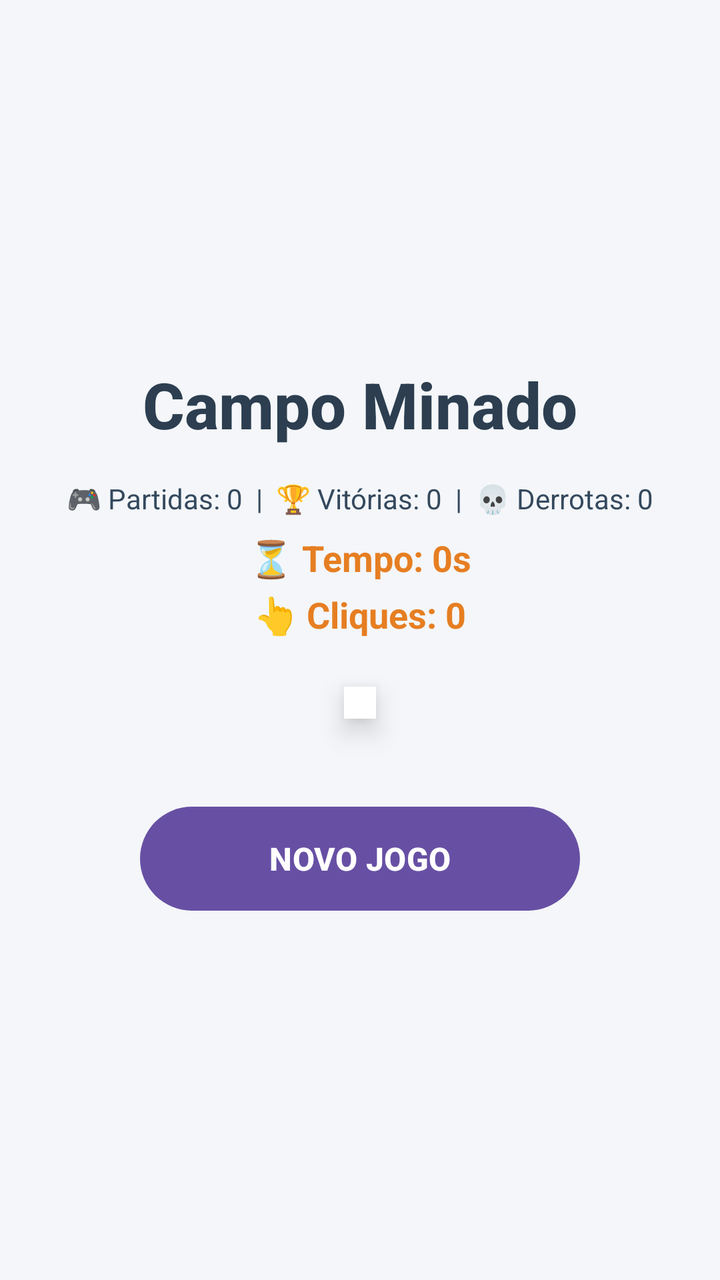
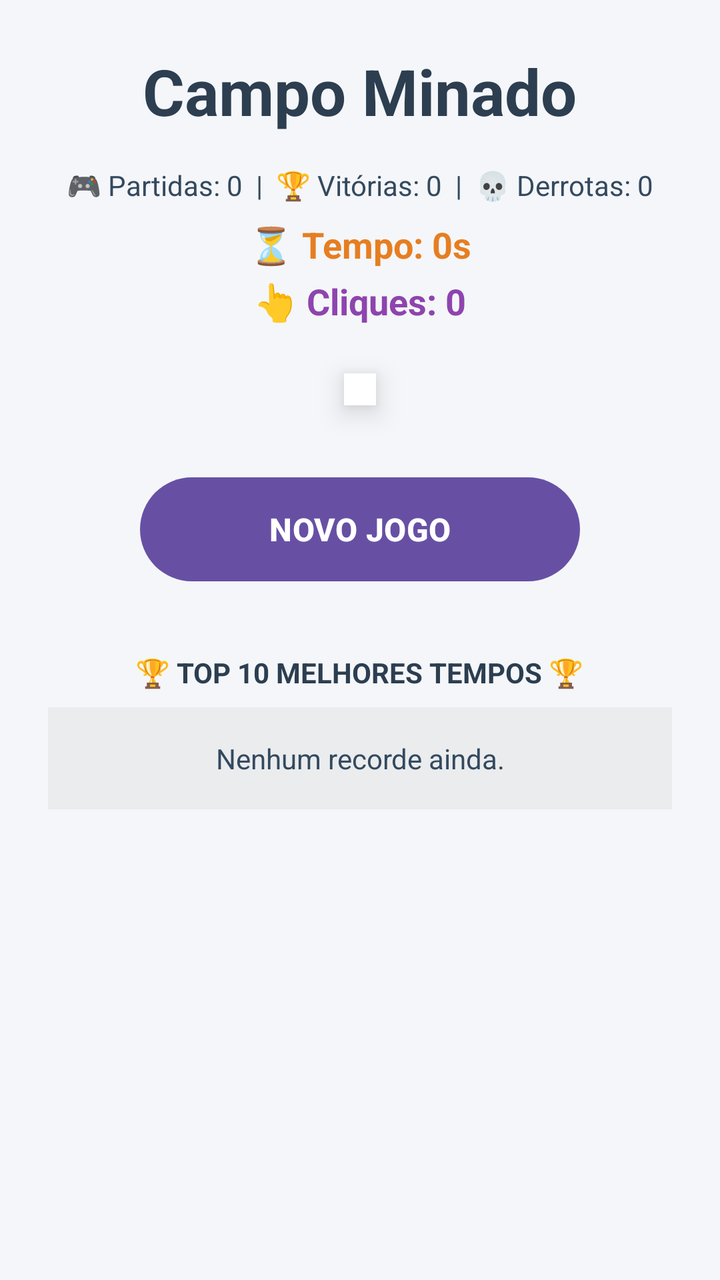

An Android layout rendered at two revisions. The XML below is the earlier revision; the diff shows what the commit changed to produce the second picture.
<!-- AndroidManifest.xml: application theme Theme.CampoMinado -->
<!-- res/layout/activity_main.xml -->
<?xml version="1.0" encoding="utf-8"?>
<LinearLayout xmlns:android="http://schemas.android.com/apk/res/android"
    xmlns:app="http://schemas.android.com/apk/res-auto"
    android:layout_width="match_parent"
    android:layout_height="match_parent"
    android:orientation="vertical"
    android:gravity="center"
    android:background="#F4F6F9"
    android:padding="24dp">

    
    <TextView
        android:id="@+id/tvStatus"
        android:layout_width="wrap_content"
        android:layout_height="wrap_content"
        android:text="Campo Minado"
        android:textColor="#2C3E50"
        android:textSize="32sp"
        android:textStyle="bold"
        android:fontFamily="sans-serif-medium"
        android:layout_marginBottom="16dp"/>

    
    <LinearLayout
        android:layout_width="match_parent"
        android:layout_height="wrap_content"
        android:orientation="vertical"
        android:gravity="center"
        android:layout_marginBottom="24dp">

        <TextView
            android:id="@+id/tvEstatisticas"
            android:layout_width="wrap_content"
            android:layout_height="wrap_content"
            android:text="🎮 Partidas: 0  |  🏆 Vitórias: 0  |  💀 Derrotas: 0"
            android:textSize="14sp"
            android:textColor="#34495E"
            android:layout_marginBottom="8dp"/>

        <TextView
            android:id="@+id/tvTempo"
            android:layout_width="wrap_content"
            android:layout_height="wrap_content"
            android:text="⏳ Tempo: 0s"
            android:textSize="18sp"
            android:textStyle="bold"
            android:textColor="#E67E22"
            android:layout_marginBottom="4dp"/>

        
        <TextView
        android:id="@+id/tvCliques"
        android:layout_width="wrap_content"
        android:layout_height="wrap_content"
        android:text="👆 Cliques: 0"
        android:textSize="18sp"
        android:textStyle="bold"
        android:textColor="#E67E22"/>
    </LinearLayout>

    
    <LinearLayout
        android:layout_width="wrap_content"
        android:layout_height="wrap_content"
        android:background="@android:color/white"
        android:elevation="8dp"
        android:padding="8dp"
        android:orientation="vertical">

        <GridLayout
            android:id="@+id/gridLayout"
            android:layout_width="wrap_content"
            android:layout_height="wrap_content"
            android:rowCount="8"
            android:columnCount="8"
            android:alignmentMode="alignBounds" />
    </LinearLayout>

    
    <com.google.android.material.button.MaterialButton
        android:id="@+id/btnRestart"
        android:layout_width="220dp"
        android:layout_height="60dp"
        android:text="NOVO JOGO"
        android:textSize="16sp"
        android:textStyle="bold"
        app:cornerRadius="30dp"
        android:layout_marginTop="40dp"/>

</LinearLayout>
<!-- resources referenced by this layout -->
<resources>
  <style name="Theme.CampoMinado" parent="Base.Theme.CampoMinado" />
  <style name="Base.Theme.CampoMinado" parent="Theme.Material3.DayNight.NoActionBar">
          
          
      </style>
</resources>

<!-- the commit's change to res/layout/activity_main.xml (unified diff, before → after) -->
@@ -1,90 +1,113 @@
 <?xml version="1.0" encoding="utf-8"?>
-<LinearLayout xmlns:android="http://schemas.android.com/apk/res/android"
+<ScrollView xmlns:android="http://schemas.android.com/apk/res/android"
     xmlns:app="http://schemas.android.com/apk/res-auto"
     android:layout_width="match_parent"
     android:layout_height="match_parent"
-    android:orientation="vertical"
-    android:gravity="center"
-    android:background="#F4F6F9"
-    android:padding="24dp">
+    android:background="#F4F6F9">
 
-    
-    <TextView
-        android:id="@+id/tvStatus"
-        android:layout_width="wrap_content"
-        android:layout_height="wrap_content"
-        android:text="Campo Minado"
-        android:textColor="#2C3E50"
-        android:textSize="32sp"
-        android:textStyle="bold"
-        android:fontFamily="sans-serif-medium"
-        android:layout_marginBottom="16dp"/>
-
-    
     <LinearLayout
         android:layout_width="match_parent"
         android:layout_height="wrap_content"
         android:orientation="vertical"
         android:gravity="center"
-        android:layout_marginBottom="24dp">
+        android:padding="24dp">
 
         <TextView
-            android:id="@+id/tvEstatisticas"
+            android:id="@+id/tvStatus"
             android:layout_width="wrap_content"
             android:layout_height="wrap_content"
-            android:text="🎮 Partidas: 0  |  🏆 Vitórias: 0  |  💀 Derrotas: 0"
-            android:textSize="14sp"
-            android:textColor="#34495E"
+            android:text="Campo Minado"
+            android:textColor="#2C3E50"
+            android:textSize="32sp"
+            android:textStyle="bold"
+            android:layout_marginBottom="16dp"/>
+
+        <LinearLayout
+            android:layout_width="match_parent"
+            android:layout_height="wrap_content"
+            android:orientation="vertical"
+            android:gravity="center"
+            android:layout_marginBottom="24dp">
+
+            <TextView
+                android:id="@+id/tvEstatisticas"
+                android:layout_width="wrap_content"
+                android:layout_height="wrap_content"
+                android:text="🎮 Partidas: 0  |  🏆 Vitórias: 0  |  💀 Derrotas: 0"
+                android:textSize="14sp"
+                android:textColor="#34495E"
+                android:layout_marginBottom="8dp"/>
+
+            <TextView
+                android:id="@+id/tvTempo"
+                android:layout_width="wrap_content"
+                android:layout_height="wrap_content"
+                android:text="⏳ Tempo: 0s"
+                android:textSize="18sp"
+                android:textStyle="bold"
+                android:textColor="#E67E22"
+                android:layout_marginBottom="4dp"/>
+
+            <TextView
+                android:id="@+id/tvCliques"
+                android:layout_width="wrap_content"
+                android:layout_height="wrap_content"
+                android:text="👆 Cliques: 0"
+                android:textSize="18sp"
+                android:textStyle="bold"
+                android:textColor="#8E44AD"/>
+        </LinearLayout>
+
+        
+        <LinearLayout
+            android:layout_width="wrap_content"
+            android:layout_height="wrap_content"
+            android:background="@android:color/white"
+            android:elevation="8dp"
+            android:padding="8dp"
+            android:orientation="vertical">
+
+            <GridLayout
+                android:id="@+id/gridLayout"
+                android:layout_width="wrap_content"
+                android:layout_height="wrap_content"
+                android:rowCount="8"
+                android:columnCount="8"
+                android:alignmentMode="alignBounds" />
+        </LinearLayout>
+
+        
+        <com.google.android.material.button.MaterialButton
+            android:id="@+id/btnRestart"
+            android:layout_width="220dp"
+            android:layout_height="60dp"
+            android:text="NOVO JOGO"
+            android:textSize="16sp"
+            android:textStyle="bold"
+            app:cornerRadius="30dp"
+            android:layout_marginTop="32dp"/>
+
+        
+        <TextView
+            android:layout_width="wrap_content"
+            android:layout_height="wrap_content"
+            android:text="🏆 TOP 10 MELHORES TEMPOS 🏆"
+            android:textStyle="bold"
+            android:textColor="#2C3E50"
+            android:layout_marginTop="32dp"
             android:layout_marginBottom="8dp"/>
 
         <TextView
-            android:id="@+id/tvTempo"
-            android:layout_width="wrap_content"
+            android:id="@+id/tvHistorico"
+            android:layout_width="match_parent"
             android:layout_height="wrap_content"
-            android:text="⏳ Tempo: 0s"
-            android:textSize="18sp"
-            android:textStyle="bold"
-            android:textColor="#E67E22"
-            android:layout_marginBottom="4dp"/>
+            android:text="Nenhum recorde ainda."
+            android:textSize="14sp"
+            android:textColor="#34495E"
+            android:gravity="center"
+            android:background="#EAECEE"
+            android:padding="16dp"
+            android:layout_marginBottom="24dp"/>
 
-        
-        <TextView
-        android:id="@+id/tvCliques"
-        android:layout_width="wrap_content"
-        android:layout_height="wrap_content"
-        android:text="👆 Cliques: 0"
-        android:textSize="18sp"
-        android:textStyle="bold"
-        android:textColor="#E67E22"/>
     </LinearLayout>
-
-    
-    <LinearLayout
-        android:layout_width="wrap_content"
-        android:layout_height="wrap_content"
-        android:background="@android:color/white"
-        android:elevation="8dp"
-        android:padding="8dp"
-        android:orientation="vertical">
-
-        <GridLayout
-            android:id="@+id/gridLayout"
-            android:layout_width="wrap_content"
-            android:layout_height="wrap_content"
-            android:rowCount="8"
-            android:columnCount="8"
-            android:alignmentMode="alignBounds" />
-    </LinearLayout>
-
-    
-    <com.google.android.material.button.MaterialButton
-        android:id="@+id/btnRestart"
-        android:layout_width="220dp"
-        android:layout_height="60dp"
-        android:text="NOVO JOGO"
-        android:textSize="16sp"
-        android:textStyle="bold"
-        app:cornerRadius="30dp"
-        android:layout_marginTop="40dp"/>
-
-</LinearLayout>
+</ScrollView>
